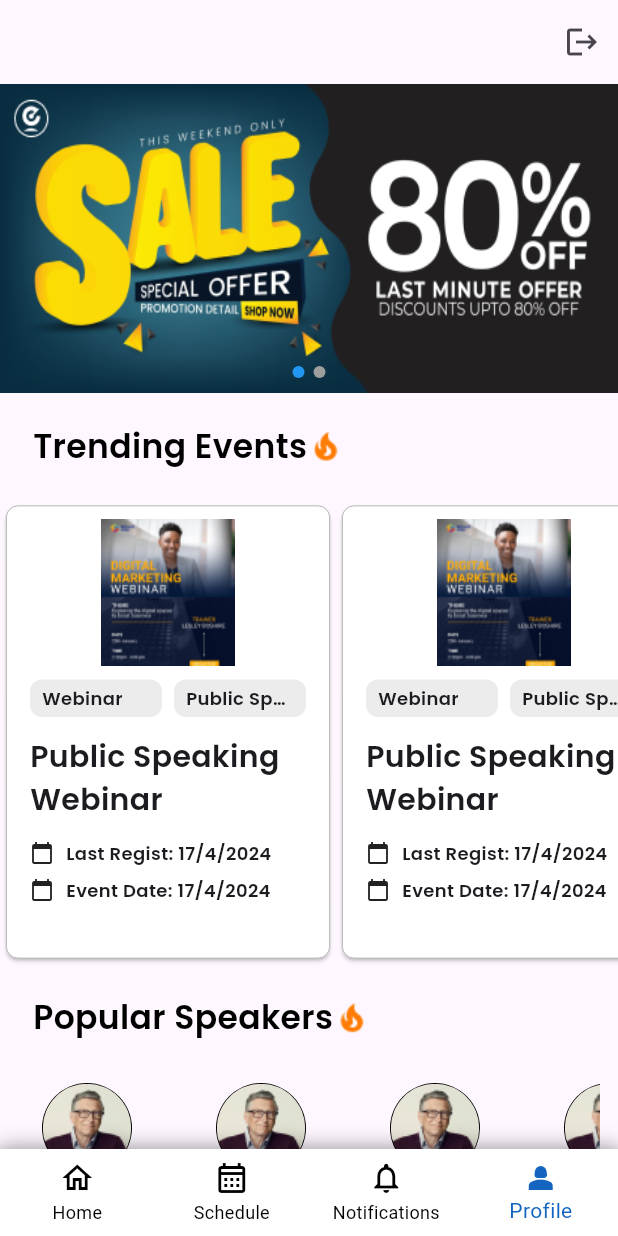
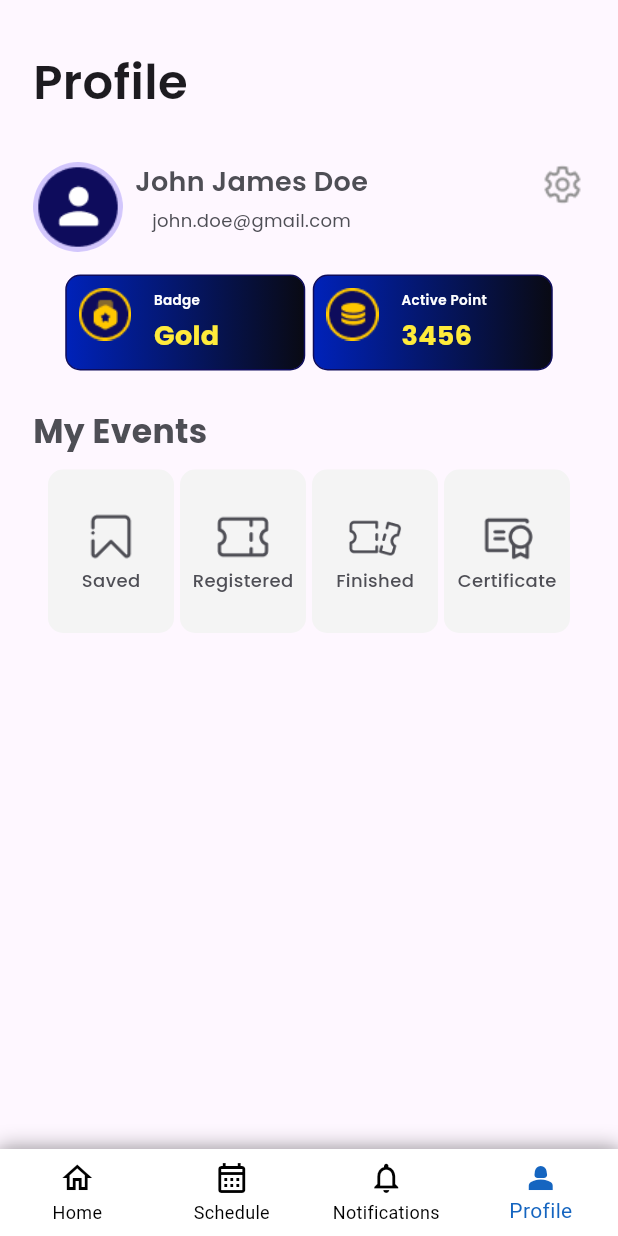
Before and after one commit to AAdrian565/EventRadarMobile, a Flutter app: the screen it shows once a user with an empty profile is signed in, item 4 of the bottom bar chosen, on a phone screen of 412 x 824 dp. Run offline on Flutter 3.47's test engine with Material 3 defaults, Android fonts, the light colour scheme and no system bars; drawn by our look-alikes of carousel_slider; our stand-ins replace firebase_auth, firebase_core, syncfusion_flutter_calendar; accounts and stored records are empty.

Commit message:
Profile Page Done

```diff
--- /dev/null
+++ b/lib/components/profile/custom_logo.dart
@@ -0,0 +1,46 @@
+import 'package:flutter/material.dart';
+
+class CustomLogoWidget extends StatelessWidget {
+  final String imagePath;
+  final String text;
+
+  const CustomLogoWidget({
+    Key? key,
+    required this.imagePath,
+    required this.text,
+  }) : super(key: key);
+
+  @override
+  Widget build(BuildContext context) {
+    return Container(
+      width: 84,
+      height: 109,
+      decoration: BoxDecoration(
+        borderRadius: BorderRadius.all(Radius.circular(10)),
+        color: Color(0xFFF4F4F4),
+      ),
+      child: Column(
+        mainAxisAlignment: MainAxisAlignment.center,
+        children: [
+          Image.asset(
+            imagePath,
+            width: 36, // Adjust image width as needed
+            height: 36, // Adjust image height as needed
+          ),
+          SizedBox(
+            height: 2,
+          ),
+          Text(
+            text,
+            style: TextStyle(
+              fontFamily: 'Poppins',
+              fontSize: 12,
+              fontWeight: FontWeight.w500,
+              color: Color(0xFF4E4E55),
+            ),
+          ),
+        ],
+      ),
+    );
+  }
+}
--- a/lib/pages/navigation_page.dart
+++ b/lib/pages/navigation_page.dart
@@ -1,4 +1,5 @@
 import 'package:event_radar2/pages/home_screen.dart';
+import 'package:event_radar2/pages/profile.dart';
 import 'package:event_radar2/pages/schedule/schedule_screen.dart';
 import 'package:flutter/material.dart';
 
@@ -28,7 +29,7 @@ class _NavigationPage extends State<NavigationPage> {
           HomePage(),
           SchedulePage(), // NOTE: Add some page here
           HomePage(), // NOTE: Add some page here
-          HomePage(), // NOTE: Add some page here
+          ProfilePage(),
         ],
       ),
     );
--- /dev/null
+++ b/lib/pages/profile.dart
@@ -0,0 +1,227 @@
+import 'package:event_radar2/components/profile/custom_logo.dart';
+import 'package:flutter/material.dart';
+
+class ProfilePage extends StatefulWidget {
+  const ProfilePage({super.key});
+
+  @override
+  State<ProfilePage> createState() => _ProfilePageState();
+}
+
+class _ProfilePageState extends State<ProfilePage> {
+  @override
+  Widget build(BuildContext context) {
+    return Scaffold(
+      body: Padding(
+        padding: const EdgeInsets.all(22.0),
+        child: Column(
+          mainAxisAlignment: MainAxisAlignment.start,
+          crossAxisAlignment: CrossAxisAlignment.start,
+          children: [
+            SizedBox(
+              height: 10,
+            ),
+            Text(
+              'Profile',
+              style: TextStyle(
+                  fontFamily: 'Poppins',
+                  fontSize: 32,
+                  fontWeight: FontWeight.w600),
+            ),
+            SizedBox(
+              height: 30,
+            ),
+            Row(
+              crossAxisAlignment: CrossAxisAlignment.start,
+              children: [
+                CircleAvatar(
+                  radius: 30,
+                  backgroundImage:
+                      AssetImage('asset/img/profile/avatar_circle.png'),
+                ),
+                SizedBox(
+                  width: 8,
+                ),
+                Column(
+                  children: [
+                    Text(
+                      'John James Doe',
+                      style: TextStyle(
+                        fontFamily: 'Poppins',
+                        fontWeight: FontWeight.w600,
+                        fontSize: 18,
+                        color: Color(0xFF4E4E55),
+                      ),
+                    ),
+                    SizedBox(
+                      height: 4,
+                    ),
+                    Text(
+                      'john.doe@gmail.com',
+                      style: TextStyle(
+                          fontFamily: 'Poppins',
+                          fontSize: 12,
+                          fontWeight: FontWeight.w400,
+                          color: Color(0xFF4E4E55)),
+                    )
+                  ],
+                ),
+                Spacer(),
+                Image.asset('asset/img/profile/settings_icon.png'),
+              ],
+            ),
+            SizedBox(
+              height: 15,
+            ),
+            Row(
+              mainAxisAlignment: MainAxisAlignment.center,
+              children: [
+                Container(
+                  width: 160,
+                  height: 64,
+                  decoration: BoxDecoration(
+                      borderRadius: BorderRadius.all(Radius.circular(10)),
+                      border: Border.all(color: Color.fromRGBO(14, 12, 92, 1)),
+                      gradient: LinearGradient(colors: [
+                        Color.fromRGBO(0, 34, 186, 1),
+                        Color.fromRGBO(9, 10, 19, 1),
+                      ])),
+                  child: Padding(
+                    padding: const EdgeInsets.all(8.0),
+                    child: Row(
+                      crossAxisAlignment: CrossAxisAlignment.start,
+                      children: [
+                        Image.asset('asset/img/profile/badge.png'),
+                        SizedBox(
+                          width: 15,
+                        ),
+                        Column(
+                          mainAxisAlignment: MainAxisAlignment.spaceEvenly,
+                          crossAxisAlignment: CrossAxisAlignment.start,
+                          children: [
+                            Text(
+                              'Badge',
+                              style: TextStyle(
+                                fontFamily: 'Poppins',
+                                color: Colors.white,
+                                fontWeight: FontWeight.w600,
+                                fontSize: 9,
+                              ),
+                            ),
+                            SizedBox(
+                              height: 2,
+                            ),
+                            Text(
+                              'Gold',
+                              style: TextStyle(
+                                  fontFamily: 'Poppins',
+                                  fontWeight: FontWeight.w800,
+                                  fontSize: 18,
+                                  color: Colors.yellow),
+                            ),
+                          ],
+                        )
+                      ],
+                    ),
+                  ),
+                ),
+                SizedBox(
+                  width: 5,
+                ),
+                Container(
+                  width: 160,
+                  height: 64,
+                  decoration: BoxDecoration(
+                      borderRadius: BorderRadius.all(Radius.circular(10)),
+                      border: Border.all(color: Color.fromRGBO(14, 12, 92, 1)),
+                      gradient: LinearGradient(colors: [
+                        Color.fromRGBO(0, 34, 186, 1),
+                        Color.fromRGBO(9, 10, 19, 1),
+                      ])),
+                  child: Padding(
+                    padding: const EdgeInsets.all(8.0),
+                    child: Row(
+                      crossAxisAlignment: CrossAxisAlignment.start,
+                      children: [
+                        Image.asset('asset/img/profile/active_point.png'),
+                        SizedBox(
+                          width: 15,
+                        ),
+                        Column(
+                          mainAxisAlignment: MainAxisAlignment.spaceEvenly,
+                          crossAxisAlignment: CrossAxisAlignment.start,
+                          children: [
+                            Text(
+                              'Active Point',
+                              style: TextStyle(
+                                fontFamily: 'Poppins',
+                                color: Colors.white,
+                                fontWeight: FontWeight.w600,
+                                fontSize: 9,
+                              ),
+                            ),
+                            SizedBox(
+                              height: 2,
+                            ),
+                            Text(
+                              '3456',
+                              style: TextStyle(
+                                  fontFamily: 'Poppins',
+                                  fontWeight: FontWeight.w800,
+                                  fontSize: 18,
+                                  color: Colors.yellow),
+                            ),
+                          ],
+                        )
+                      ],
+                    ),
+                  ),
+                ),
+              ],
+            ),
+            SizedBox(
+              height: 25,
+            ),
+            Text(
+              'My Events',
+              style: TextStyle(
+                  fontFamily: 'Poppins',
+                  fontWeight: FontWeight.w700,
+                  fontSize: 22,
+                  color: Color(0xFF4E4E55)),
+            ),
+            SizedBox(
+              height: 10,
+            ),
+            Row(
+              mainAxisAlignment: MainAxisAlignment.center,
+              children: [
+                CustomLogoWidget(
+                    imagePath: 'asset/img/profile/saved_icon.png',
+                    text: 'Saved'),
+                SizedBox(
+                  width: 4,
+                ),
+                CustomLogoWidget(
+                    imagePath: 'asset/img/profile/registered_icon.png',
+                    text: 'Registered'),
+                SizedBox(
+                  width: 4,
+                ),
+                CustomLogoWidget(
+                    imagePath: 'asset/img/profile/finished_icon.png',
+                    text: 'Finished'),
+                SizedBox(
+                  width: 4,
+                ),
+                CustomLogoWidget(
+                    imagePath: 'asset/img/profile/certificate_icon.png',
+                    text: 'Certificate'),
+              ],
+            )
+          ],
+        ),
+      ),
+    );
+  }
+}
--- a/pubspec.yaml
+++ b/pubspec.yaml
@@ -59,6 +59,7 @@ flutter:
     - asset/img/auth/
     - asset/img/splash/
     - asset/img/homepage/
+    - asset/img/profile/
 
   # An image asset can refer to one or more resolution-specific "variants", see
   # https://flutter.dev/assets-and-images/#resolution-aware
```
Also changed, not shown: asset/img/profile/active_point.png (added), asset/img/profile/avatar_circle.png (added), asset/img/profile/badge.png (added), asset/img/profile/certificate_icon.png (added), asset/img/profile/finished_icon.png (added), asset/img/profile/registered_icon.png (added), asset/img/profile/saved_icon.png (added), asset/img/profile/settings_icon.png (added), 3 other files.
